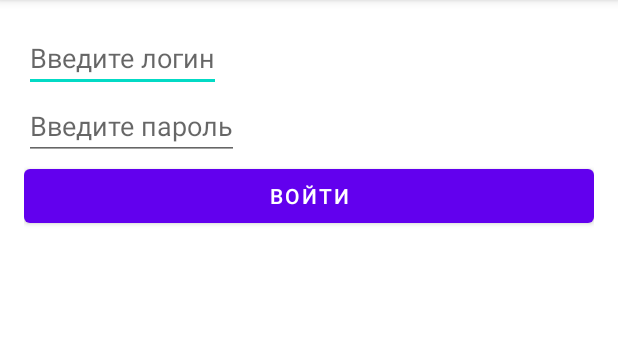
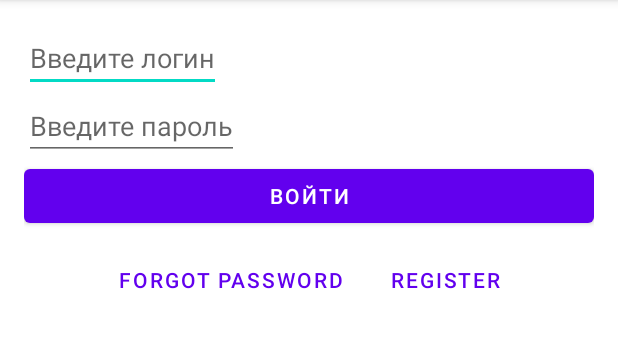
Before and after one commit to RuslanAkhmetov/Mvp_mvvm, an Android app: the screen it shows after launch (MainActivity), on a phone screen of 412 x 824 dp, the part 84-432 px from its top. Run offline under Robolectric (Android 15) with nearby library versions, the phone set to English and light mode, and no system bars.

Commit message:
ForgotPassword Register

```diff
--- a/app/src/main/java/ru/geekbrain/android/mvp_mvvm/domain/LoginAPI.kt
+++ b/app/src/main/java/ru/geekbrain/android/mvp_mvvm/domain/LoginAPI.kt
@@ -13,6 +13,6 @@ interface LoginAPI {
     fun logout(): Boolean
 
     @WorkerThread
-    fun restorePassword()
+    fun restorePassword(login: String):Boolean
 
 }
--- a/app/src/main/java/ru/geekbrain/android/mvp_mvvm/domain/LoginUserCase.kt
+++ b/app/src/main/java/ru/geekbrain/android/mvp_mvvm/domain/LoginUserCase.kt
@@ -3,4 +3,8 @@ package ru.geekbrain.android.mvp_mvvm.domain
 interface LoginUserCase {
 
     fun login(login: String, password: String, callback: (Boolean) -> Unit)
+
+    fun restorePassword(login: String, callback: (Boolean) -> Unit)
+
+    fun register(login: String, password: String, fullName:String, callback: (Boolean) -> Unit)
 }
--- a/app/src/main/java/ru/geekbrain/android/mvp_mvvm/ui/login/LoginContract.kt
+++ b/app/src/main/java/ru/geekbrain/android/mvp_mvvm/ui/login/LoginContract.kt
@@ -16,11 +16,15 @@ class LoginContract{
         fun hideProgress()
         @MainThread
         fun getHandler(): Handler
+        @MainThread
+        fun showToast(message: String)
     }
 
     interface Presenter{
         fun onAttach(view: View)
         fun onCredentialsChange()
         fun onLogin(login: String, password: String)
+        fun onForgotPassword(login: String)
+        fun onRegister(login: String, password: String, fullName:String)
     }
 }
--- a/app/src/main/java/ru/geekbrain/android/mvp_mvvm/ui/login/MainActivity.kt
+++ b/app/src/main/java/ru/geekbrain/android/mvp_mvvm/ui/login/MainActivity.kt
@@ -1,6 +1,5 @@
 package ru.geekbrain.android.mvp_mvvm.ui.login
 
-import android.annotation.SuppressLint
 import android.app.Activity
 import android.graphics.Color
 import android.os.Bundle
@@ -28,10 +27,34 @@ class MainActivity : AppCompatActivity(), LoginContract.View {
         presenter = restorePresenter()
         presenter?.onAttach(this)
 
+        init()
+
         binding.loginButton.setOnClickListener{
             presenter?.onLogin(
                 binding.loginEditText.text.toString(),
                 binding.passwordEditText.text.toString())
+        }
+
+        binding.forgotPasswordButton.setOnClickListener {
+            presenter?.onForgotPassword(binding.loginEditText.text.toString())
+        }
+
+        binding.submitButton.setOnClickListener {
+            presenter?.onRegister(
+                binding.loginEditText.text.toString(),
+                binding.passwordEditText.text.toString(),
+                binding.fullNameEditText.text.toString()
+            )
+            binding.loginButton.isEnabled = true
+            init()
+
+        }
+
+        binding.registerButton.setOnClickListener {
+            binding.fullNameEditText.isVisible = true
+            binding.loginButton.isEnabled = false
+            binding.submitButton.isVisible = true
+            binding.submitButton.isEnabled = true
         }
     }
 
@@ -40,6 +63,11 @@ class MainActivity : AppCompatActivity(), LoginContract.View {
         return presenter ?: LoginPresenter(app.userCase)
     }
 
+    private fun init(){
+        binding.fullNameEditText.isVisible = false
+        binding.submitButton.isVisible = false
+        binding.submitButton.isEnabled = false
+    }
 
     override fun onRetainCustomNonConfigurationInstance(): Any? {
         return presenter
@@ -50,6 +78,8 @@ class MainActivity : AppCompatActivity(), LoginContract.View {
             binding.loginButton.isVisible = false
             binding.loginEditText.isVisible = false
             binding.passwordEditText.isVisible = false
+            binding.fullNameEditText.isVisible = false
+
             binding.root.setBackgroundColor(Color.GREEN)
     }
 
@@ -73,7 +103,10 @@ class MainActivity : AppCompatActivity(), LoginContract.View {
         return Handler(Looper.getMainLooper())
     }
 
-    @SuppressLint("ServiceCast")
+    override fun showToast(message: String) {
+        Toast.makeText(this, message, Toast.LENGTH_SHORT).show()
+    }
+
     private fun hideKeyboard(activity: Activity) {
         val imm: InputMethodManager =
             activity.getSystemService(INPUT_METHOD_SERVICE) as InputMethodManager
--- a/app/src/main/res/layout/activity_main.xml
+++ b/app/src/main/res/layout/activity_main.xml
@@ -12,20 +12,60 @@
         android:id="@+id/login_edit_text"
         android:layout_width="wrap_content"
         android:layout_height="wrap_content"
-        android:singleLine="true"
-        android:hint="@string/enter_login" />
+        android:hint="@string/enter_login"
+        android:singleLine="true" />
 
     <EditText
         android:id="@+id/password_edit_text"
         android:layout_width="wrap_content"
         android:layout_height="wrap_content"
-        android:singleLine="true"
-        android:hint="@string/enter_password" />
+        android:inputType="textPassword"
+        android:hint="@string/enter_password"
+        android:singleLine="true" />
+
+    <EditText
+        android:id="@+id/full_name_edit_text"
+        android:layout_width="wrap_content"
+        android:layout_height="wrap_content"
+        android:inputType="textPersonName"
+        android:hint="@string/name"
+        android:singleLine="true" />
+
+    <Button
+        android:id="@+id/submit_button"
+        android:layout_width="match_parent"
+        android:layout_height="wrap_content"
+        android:text="@string/submit" />
 
     <Button
         android:id="@+id/login_Button"
         android:layout_width="match_parent"
         android:layout_height="wrap_content"
-        android:text="@string/Enter"/>
+        android:text="@string/Enter" />
+
+    <LinearLayout
+        android:layout_width="wrap_content"
+        android:layout_height="wrap_content"
+        android:padding="@dimen/bottom_padding"
+        android:orientation="horizontal"
+        android:layout_gravity="center">
+
+        <Button
+            android:id="@+id/forgot_password_button"
+            android:layout_marginRight="@dimen/padding"
+            android:layout_width="wrap_content"
+            android:layout_height="wrap_content"
+            style="?attr/buttonBarButtonStyle"
+            android:text="@string/forgot_password"/>
+
+        <Button
+            android:id="@+id/register_button"
+            android:layout_width="wrap_content"
+            android:layout_height="wrap_content"
+            style="?attr/buttonBarButtonStyle"
+            android:text="@string/register"/>
+
+
+    </LinearLayout>
 
 </LinearLayout>
--- a/app/src/main/res/values/dimens.xml
+++ b/app/src/main/res/values/dimens.xml
@@ -1,4 +1,5 @@
 <?xml version="1.0" encoding="utf-8"?>
 <resources>
     <dimen name="padding">16dp</dimen>
+    <dimen name="bottom_padding">8dp</dimen>
 </resources>
--- a/app/src/main/res/values/strings.xml
+++ b/app/src/main/res/values/strings.xml
@@ -3,4 +3,8 @@
     <string name="enter_password">Введите пароль</string>
     <string name="enter_login">Введите логин</string>
     <string name="Enter">Войти</string>
+    <string name="forgot_password">Forgot Password</string>
+    <string name="register">Register</string>
+    <string name="submit">Submit</string>
+    <string name="name">Имя</string>
 </resources>
```
Also changed, not shown: app/src/main/java/ru/geekbrain/android/mvp_mvvm/data/MockLoginApiImpl.kt (+5 -6 lines), app/src/main/java/ru/geekbrain/android/mvp_mvvm/data/MockUserCaseImpl.kt (+23 -0 lines), app/src/main/java/ru/geekbrain/android/mvp_mvvm/ui/login/LoginPresenter.kt (+21 -2 lines).
